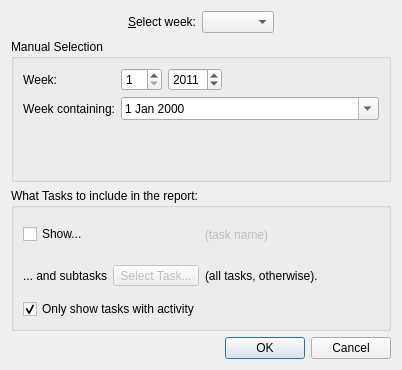
The window that Charm/Reports/WeeklyTimesheetConfigurationDialog.ui (KDAB/Charm) describes before a commit, drawn with Qt 5.
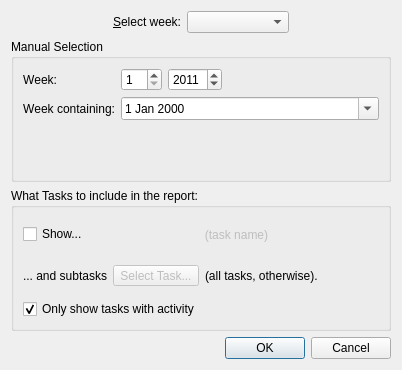
The same window after the commit.

Commit message: Fix combobox sizing in weekly timesheet report.

Diff of the .ui file:
```diff
--- a/Charm/Reports/WeeklyTimesheetConfigurationDialog.ui
+++ b/Charm/Reports/WeeklyTimesheetConfigurationDialog.ui
@@ -40,7 +40,14 @@
       </widget>
      </item>
      <item>
-      <widget class="QComboBox" name="comboBoxWeek"/>
+      <widget class="QComboBox" name="comboBoxWeek">
+       <property name="sizePolicy">
+        <sizepolicy hsizetype="MinimumExpanding" vsizetype="Fixed">
+         <horstretch>0</horstretch>
+         <verstretch>0</verstretch>
+        </sizepolicy>
+       </property>
+      </widget>
      </item>
      <item>
       <spacer>
```
